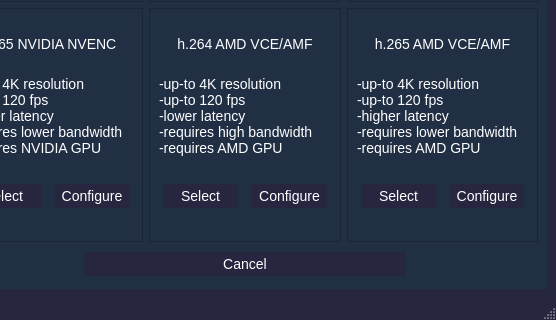
The window that openstreammainwindow.ui (m4rkoup/openstream-server) describes before a commit, drawn with Qt 5; both pictures show x 244 to 800 and y 280 to 600 of the 800 by 600 pixel window.
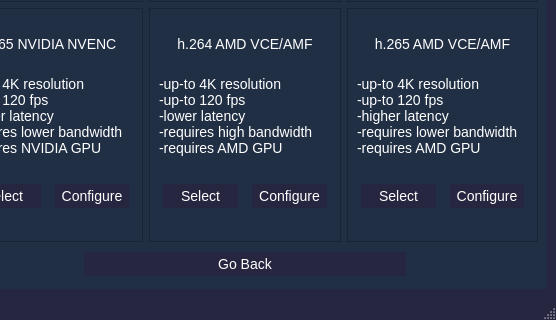
The same window after the commit. Icons and pictures are not drawn.

What changed in the file:
```diff
--- a/openstreammainwindow.ui
+++ b/openstreammainwindow.ui
@@ -1126,7 +1126,7 @@
            </spacer>
           </item>
           <item>
-           <widget class="QPushButton" name="cancel_config_button">
+           <widget class="QPushButton" name="go_back_config_button">
             <property name="sizePolicy">
              <sizepolicy hsizetype="Minimum" vsizetype="Fixed">
               <horstretch>1</horstretch>
@@ -1134,7 +1134,7 @@
              </sizepolicy>
             </property>
             <property name="styleSheet">
-             <string notr="true">#cancel_config_button {
+             <string notr="true">#go_back_config_button {
   background-color: #272640;
   color: #FFFFFF;
   font-size: 14px;
@@ -1144,12 +1144,12 @@
   border: none;
 }
 
-#cancel_config_button:hover {
+#go_back_config_button:hover {
   background-color: #006466;
 }</string>
             </property>
             <property name="text">
-             <string>Cancel</string>
+             <string>Go Back</string>
             </property>
            </widget>
           </item>
```
